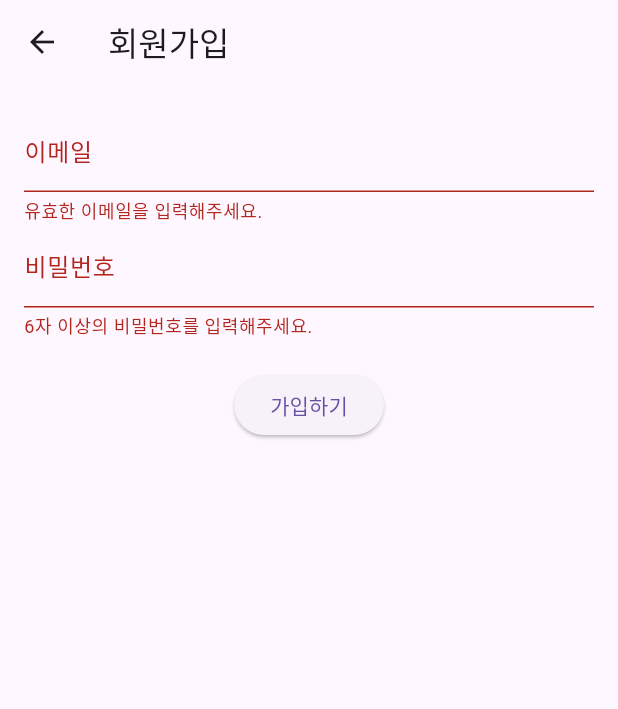
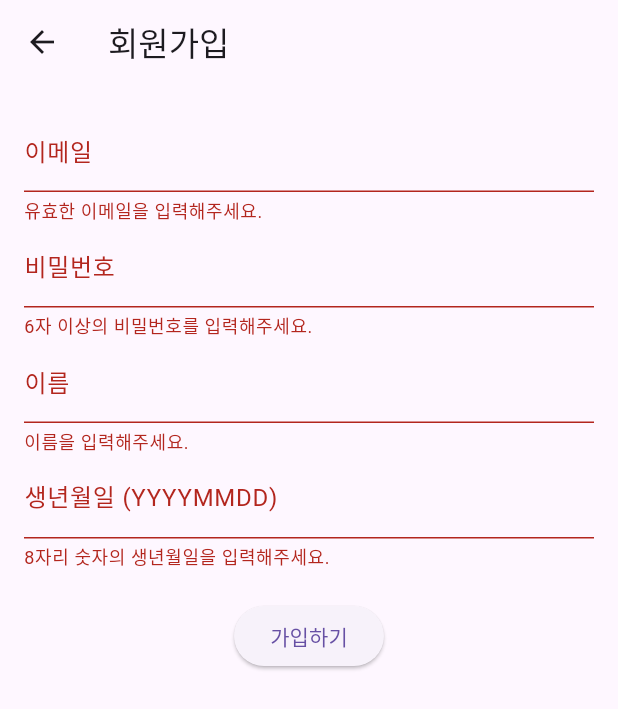
Before and after one commit to shshjhjh4455/ecommerce_app_android_class, a Flutter app: the SignUpScreen screen opened by its route, after a tap on "가입하기", on a phone screen of 412 x 824 dp. Shown: the top 709 px of the screen. Run offline on Flutter 3.47's test engine with Material 3 defaults, Android fonts, the phone set to English and light mode, and no system bars; our stand-ins replace cloud_firestore, firebase_auth, firebase_core; accounts and stored records are empty.

```diff
--- a/lib/screens/signup_screen.dart
+++ b/lib/screens/signup_screen.dart
@@ -13,6 +13,8 @@ class _SignUpScreenState extends State<SignUpScreen> {
   final _formKey = GlobalKey<FormState>();
   String _email = '';
   String _password = '';
+  String _name = '';
+  String _birthDate = '';
 
   void _trySignUp() async {
     final isValid = _formKey.currentState!.validate();
@@ -25,11 +27,16 @@ class _SignUpScreenState extends State<SignUpScreen> {
       UserCredential userCredential = await _auth
           .createUserWithEmailAndPassword(email: _email, password: _password);
       if (userCredential.user != null) {
+        // 추가: 사용자 이름 및 생년월일 정보 저장 로직 구현 필요
+
         // 회원가입 성공 후, 판매 글 목록 페이지로 이동
         Navigator.of(context).pushReplacementNamed('/salesList');
       }
     } catch (e) {
       // 에러 처리
+      ScaffoldMessenger.of(context).showSnackBar(
+        SnackBar(content: Text(e.toString())),
+      );
     }
   }
 
@@ -67,6 +74,29 @@ class _SignUpScreenState extends State<SignUpScreen> {
                   return null;
                 },
               ),
+              TextFormField(
+                decoration: const InputDecoration(labelText: '이름'),
+                onSaved: (value) => _name = value!,
+                validator: (value) {
+                  if (value!.isEmpty) {
+                    return '이름을 입력해주세요.';
+                  }
+                  return null;
+                },
+              ),
+              TextFormField(
+                decoration: const InputDecoration(labelText: '생년월일 (YYYYMMDD)'),
+                keyboardType: TextInputType.number,
+                onSaved: (value) => _birthDate = value!,
+                validator: (value) {
+                  if (value!.isEmpty ||
+                      value.length != 8 ||
+                      !RegExp(r'^\d{8}$').hasMatch(value)) {
+                    return '8자리 숫자의 생년월일을 입력해주세요.';
+                  }
+                  return null;
+                },
+              ),
               const SizedBox(height: 20),
               ElevatedButton(
                 onPressed: _trySignUp,
--- a/pubspec.yaml
+++ b/pubspec.yaml
@@ -40,6 +40,7 @@ dependencies:
   cloud_firestore: ^4.13.2
   firebase_storage: ^11.5.2
   image_picker: ^1.0.4
+  intl: ^0.18.1
 
 dev_dependencies:
   flutter_test:
```
Also changed, not shown: lib/screens/chat_management_screen.dart (+26 -5 lines), pubspec.lock.
